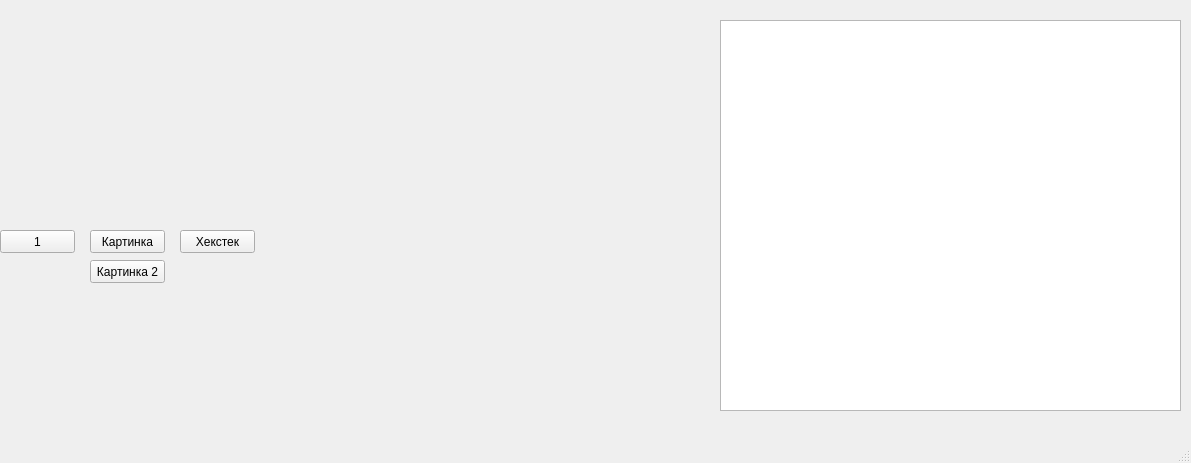
First picture: the form in mainwindow.ui, repository Dixaba/special-sniffle, before the edit.
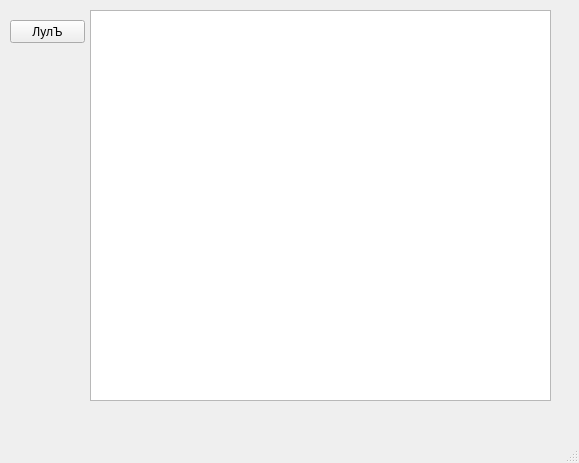
Second picture: the form after the edit.

Commit message: Тестецкий

What changed in the file:
```diff
--- a/mainwindow.ui
+++ b/mainwindow.ui
@@ -6,7 +6,7 @@
    <rect>
     <x>0</x>
     <y>0</y>
-    <width>1191</width>
+    <width>579</width>
     <height>463</height>
    </rect>
   </property>
@@ -17,97 +17,24 @@
    <string notr="true"/>
   </property>
   <widget class="QWidget" name="centralWidget">
-   <widget class="QLabel" name="label">
-    <property name="enabled">
-     <bool>true</bool>
-    </property>
-    <property name="geometry">
-     <rect>
-      <x>10</x>
-      <y>10</y>
-      <width>181</width>
-      <height>51</height>
-     </rect>
-    </property>
-    <property name="font">
-     <font>
-      <pointsize>36</pointsize>
-     </font>
-    </property>
-    <property name="text">
-     <string/>
-    </property>
-   </widget>
-   <widget class="QPushButton" name="pushButton">
-    <property name="geometry">
-     <rect>
-      <x>0</x>
-      <y>230</y>
-      <width>75</width>
-      <height>23</height>
-     </rect>
-    </property>
-    <property name="text">
-     <string>1</string>
-    </property>
-   </widget>
    <widget class="QPushButton" name="pushButton_2">
     <property name="geometry">
      <rect>
-      <x>180</x>
-      <y>230</y>
-      <width>75</width>
-      <height>23</height>
-     </rect>
-    </property>
-    <property name="text">
-     <string>Хекстек</string>
-    </property>
-   </widget>
-   <widget class="QPushButton" name="pushButton_3">
-    <property name="geometry">
-     <rect>
-      <x>90</x>
-      <y>230</y>
-      <width>75</width>
-      <height>23</height>
-     </rect>
-    </property>
-    <property name="text">
-     <string>Картинка</string>
-    </property>
-   </widget>
-   <widget class="QLabel" name="label_2">
-    <property name="geometry">
-     <rect>
-      <x>280</x>
+      <x>10</x>
       <y>20</y>
-      <width>421</width>
-      <height>401</height>
-     </rect>
-    </property>
-    <property name="text">
-     <string/>
-    </property>
-   </widget>
-   <widget class="QPushButton" name="pushButton_4">
-    <property name="geometry">
-     <rect>
-      <x>90</x>
-      <y>260</y>
       <width>75</width>
       <height>23</height>
      </rect>
     </property>
     <property name="text">
-     <string>Картинка 2</string>
+     <string>ЛулЪ</string>
     </property>
    </widget>
    <widget class="QTableView" name="tableView">
     <property name="geometry">
      <rect>
-      <x>720</x>
-      <y>20</y>
+      <x>90</x>
+      <y>10</y>
       <width>461</width>
       <height>391</height>
      </rect>
```
Left out of the diff: 4 changed lines with no effect on the pictures. The commit also changes 1 other file.
